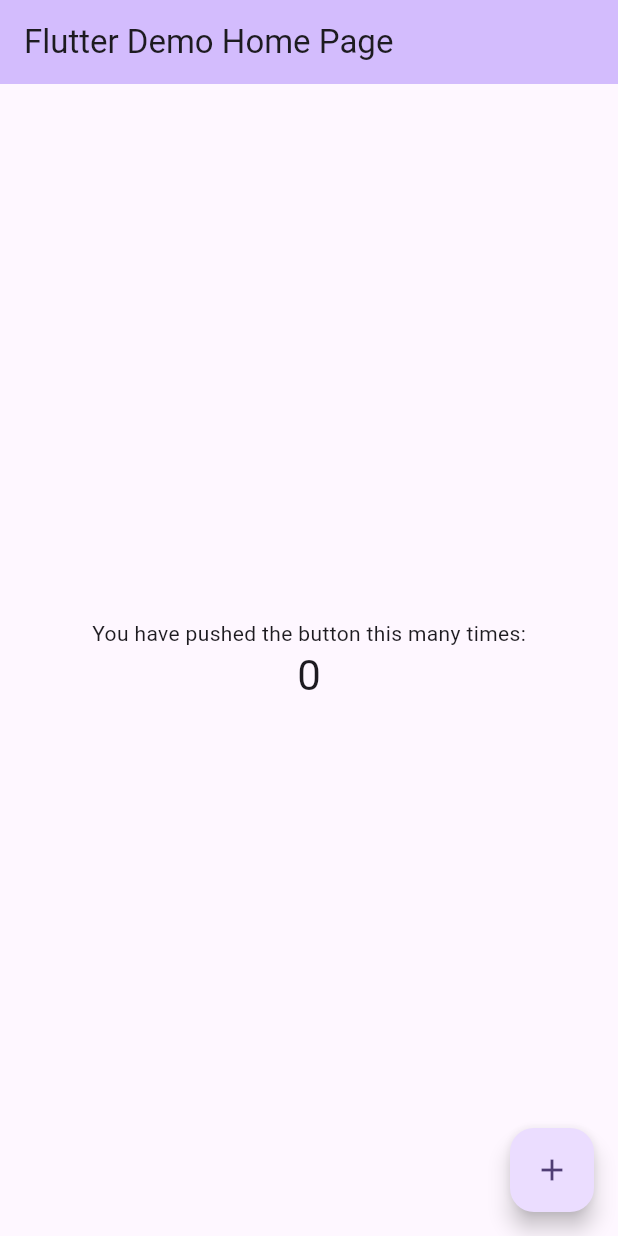
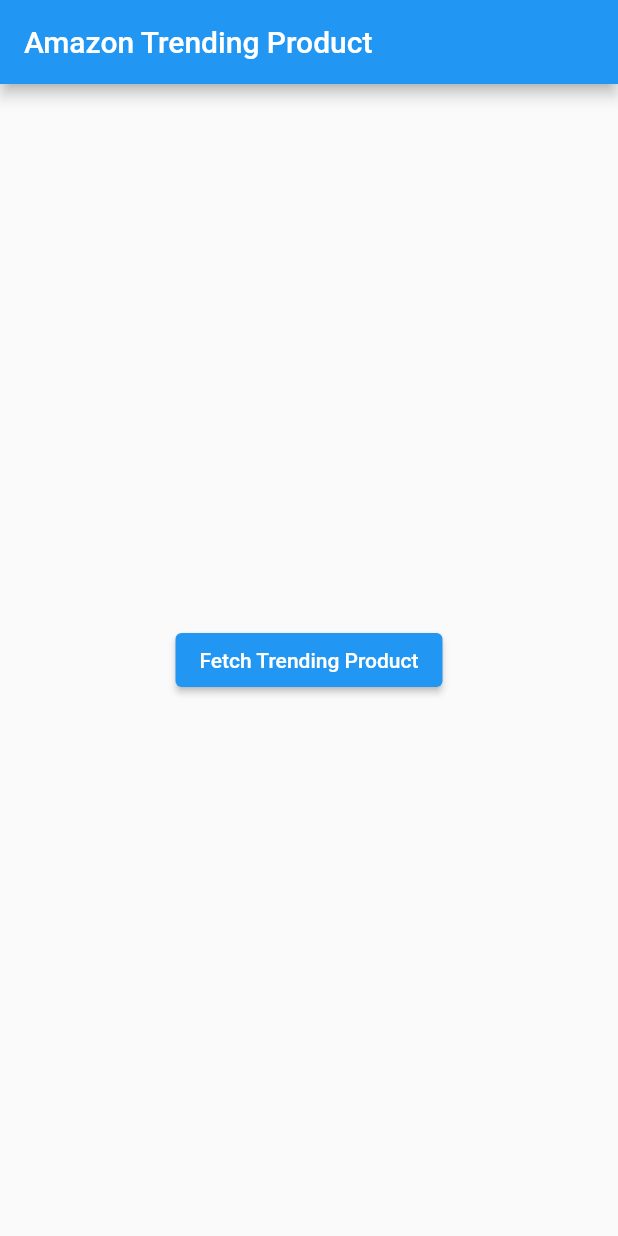
Before and after one commit to flutterdev77/amazon_web_scraper, a Flutter app: the screen it shows after launch, on a phone screen of 412 x 824 dp. Run offline on Flutter 3.47's test engine with Material 2 defaults, Android fonts, the phone set to English and light mode, and no system bars; our stand-ins replace flutter_riverpod.

Commit message:
Scraping Update v1

```diff
--- /dev/null
+++ b/build.yaml
@@ -0,0 +1,5 @@
+targets:
+  $default:
+    builders:
+      riverpod_generator:
+        enabled: true
--- a/lib/main.dart
+++ b/lib/main.dart
@@ -1,125 +1,20 @@
+import 'package:amazon_web_scraper/screen/product_screen.dart';
 import 'package:flutter/material.dart';
+import 'package:flutter_riverpod/flutter_riverpod.dart';
 
-void main() {
-  runApp(const MyApp());
-}
+void main() => runApp(const ProviderScope(child: MyApp()));
 
 class MyApp extends StatelessWidget {
   const MyApp({super.key});
 
-  // This widget is the root of your application.
   @override
   Widget build(BuildContext context) {
     return MaterialApp(
-      title: 'Flutter Demo',
+      title: 'Flutter Example for Amazon Scraper',
       theme: ThemeData(
-        // This is the theme of your application.
-        //
-        // TRY THIS: Try running your application with "flutter run". You'll see
-        // the application has a blue toolbar. Then, without quitting the app,
-        // try changing the seedColor in the colorScheme below to Colors.green
-        // and then invoke "hot reload" (save your changes or press the "hot
-        // reload" button in a Flutter-supported IDE, or press "r" if you used
-        // the command line to start the app).
-        //
-        // Notice that the counter didn't reset back to zero; the application
-        // state is not lost during the reload. To reset the state, use hot
-        // restart instead.
-        //
-        // This works for code too, not just values: Most code changes can be
-        // tested with just a hot reload.
-        colorScheme: ColorScheme.fromSeed(seedColor: Colors.deepPurple),
-        useMaterial3: true,
+        primarySwatch: Colors.blue,
       ),
-      home: const MyHomePage(title: 'Flutter Demo Home Page'),
+      home: const ProductScreen(),
     );
   }
 }
-
-class MyHomePage extends StatefulWidget {
-  const MyHomePage({super.key, required this.title});
-
-  // This widget is the home page of your application. It is stateful, meaning
-  // that it has a State object (defined below) that contains fields that affect
-  // how it looks.
-
-  // This class is the configuration for the state. It holds the values (in this
-  // case the title) provided by the parent (in this case the App widget) and
-  // used by the build method of the State. Fields in a Widget subclass are
-  // always marked "final".
-
-  final String title;
-
-  @override
-  State<MyHomePage> createState() => _MyHomePageState();
-}
-
-class _MyHomePageState extends State<MyHomePage> {
-  int _counter = 0;
-
-  void _incrementCounter() {
-    setState(() {
-      // This call to setState tells the Flutter framework that something has
-      // changed in this State, which causes it to rerun the build method below
-      // so that the display can reflect the updated values. If we changed
-      // _counter without calling setState(), then the build method would not be
-      // called again, and so nothing would appear to happen.
-      _counter++;
-    });
-  }
-
-  @override
-  Widget build(BuildContext context) {
-    // This method is rerun every time setState is called, for instance as done
-    // by the _incrementCounter method above.
-    //
-    // The Flutter framework has been optimized to make rerunning build methods
-    // fast, so that you can just rebuild anything that needs updating rather
-    // than having to individually change instances of widgets.
-    return Scaffold(
-      appBar: AppBar(
-        // TRY THIS: Try changing the color here to a specific color (to
-        // Colors.amber, perhaps?) and trigger a hot reload to see the AppBar
-        // change color while the other colors stay the same.
-        backgroundColor: Theme.of(context).colorScheme.inversePrimary,
-        // Here we take the value from the MyHomePage object that was created by
-        // the App.build method, and use it to set our appbar title.
-        title: Text(widget.title),
-      ),
-      body: Center(
-        // Center is a layout widget. It takes a single child and positions it
-        // in the middle of the parent.
-        child: Column(
-          // Column is also a layout widget. It takes a list of children and
-          // arranges them vertically. By default, it sizes itself to fit its
-          // children horizontally, and tries to be as tall as its parent.
-          //
-          // Column has various properties to control how it sizes itself and
-          // how it positions its children. Here we use mainAxisAlignment to
-          // center the children vertically; the main axis here is the vertical
-          // axis because Columns are vertical (the cross axis would be
-          // horizontal).
-          //
-          // TRY THIS: Invoke "debug painting" (choose the "Toggle Debug Paint"
-          // action in the IDE, or press "p" in the console), to see the
-          // wireframe for each widget.
-          mainAxisAlignment: MainAxisAlignment.center,
-          children: <Widget>[
-            const Text(
-              'You have pushed the button this many times:',
-            ),
-            Text(
-              '$_counter',
-              style: Theme.of(context).textTheme.headlineMedium,
-            ),
-          ],
-        ),
-      ),
-      floatingActionButton: FloatingActionButton(
-        onPressed: _incrementCounter,
-        tooltip: 'Increment',
-        child: const Icon(Icons.add),
-      ), // This trailing comma makes auto-formatting nicer for build methods.
-    );
-  }
-}
--- /dev/null
+++ b/lib/provider/api_service_provider.dart
@@ -0,0 +1,6 @@
+import 'package:amazon_web_scraper/repository/api_services.dart';
+import 'package:flutter_riverpod/flutter_riverpod.dart';
+
+final apiServiceProvider = Provider.autoDispose<ApiService>(
+  (ref) => ApiService(),
+);
--- /dev/null
+++ b/lib/screen/product_screen.dart
@@ -0,0 +1,63 @@
+import 'package:amazon_web_scraper/provider/api_service_provider.dart';
+import 'package:flutter/material.dart';
+import 'package:flutter_riverpod/flutter_riverpod.dart';
+
+class ProductScreen extends ConsumerStatefulWidget {
+  const ProductScreen({super.key});
+
+  @override
+  ConsumerState<ProductScreen> createState() => _ProductScreenState();
+}
+
+class _ProductScreenState extends ConsumerState<ProductScreen> {
+  List<Map<String, dynamic>>? products;
+  bool isSearching = false;
+
+  @override
+  Widget build(BuildContext context) {
+    final apiService = ref.watch(apiServiceProvider);
+
+    return Scaffold(
+      appBar: AppBar(
+        title: const Text('Amazon Trending Product'),
+      ),
+      body: Center(
+        child: Column(
+          mainAxisAlignment: MainAxisAlignment.center,
+          children: <Widget>[
+            ElevatedButton(
+              onPressed: () async {
+                final result =
+                    await ref.read(apiServiceProvider).fetchTrendingProduct();
+                if (result.isNotEmpty) {
+                  setState(() {
+                    isSearching = true;
+                    products = result;
+                    isSearching = false;
+                  });
+                }
+              },
+              child: Text('Fetch Trending Product'),
+            ),
+            if (isSearching) const CircularProgressIndicator(),
+            if (products != null) ...[
+              Expanded(
+                child: ListView.builder(
+                  itemCount: products!.length,
+                  itemBuilder: (context, index) {
+                    final product = products![index];
+                    return ListTile(
+                      title: Text(product['title']),
+                      subtitle: Text(product['price']),
+                      // Add more fields as needed
+                    );
+                  },
+                ),
+              ),
+            ]
+          ],
+        ),
+      ),
+    );
+  }
+}
--- a/pubspec.yaml
+++ b/pubspec.yaml
@@ -34,7 +34,10 @@
 
   # The following adds the Cupertino Icons font to your application.
   # Use with the CupertinoIcons class for iOS style icons.
+  http: ^1.1.0
+  flutter_riverpod: ^2.4.0
   cupertino_icons: ^1.0.2
+  flutter_html: ^2.2.1
 
 dev_dependencies:
   flutter_test:
@@ -45,6 +48,8 @@
   # activated in the `analysis_options.yaml` file located at the root of your
   # package. See that file for information about deactivating specific lint
   # rules and activating additional ones.
+  build_runner: ^2.4.6
+  riverpod_generator: ^2.3.2
   flutter_lints: ^2.0.0
 
 # For information on the generic Dart part of this file, see the
```
Also changed, not shown: lib/model/article.dart (added, +11 -0 lines), lib/repository/api_services.dart (added, +44 -0 lines), pubspec.lock, 7 other files.
